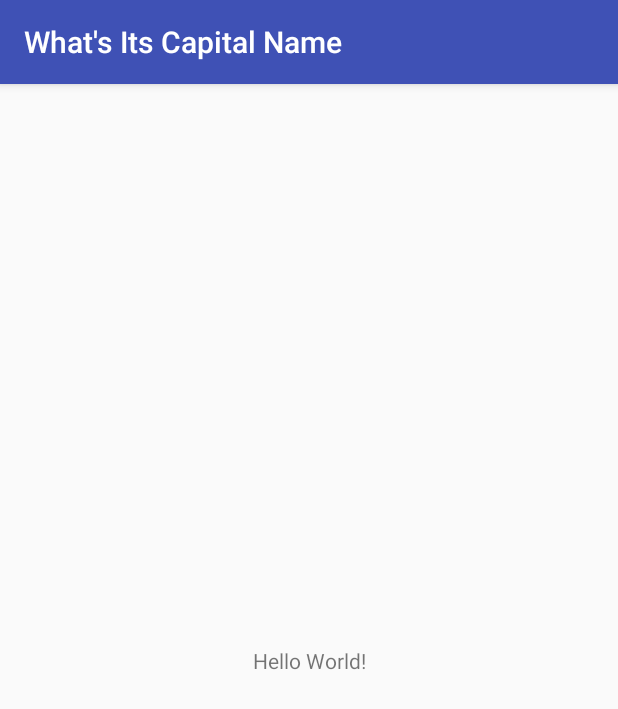
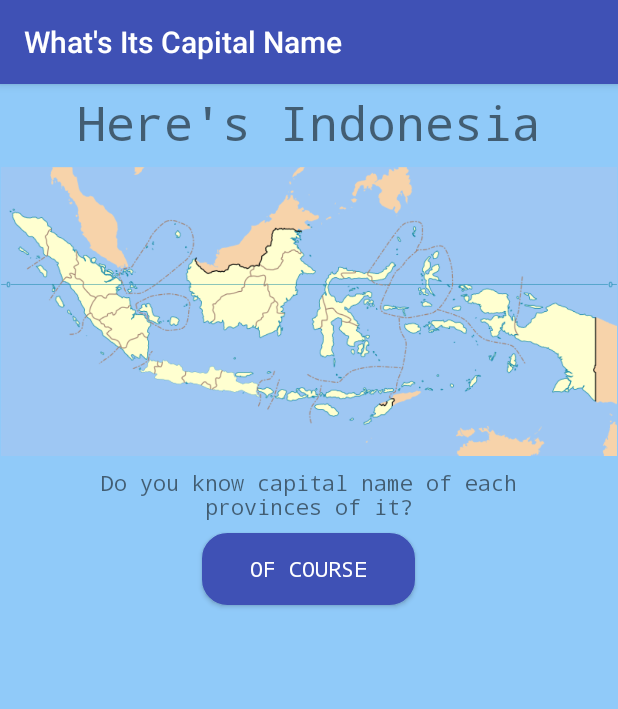
Before and after one commit to faqiharifian/GeographicQuiz, an Android app: the screen it shows after launch (MainActivity), on a phone screen of 412 x 824 dp. Shown: the top 709 px of the screen. Run offline under Robolectric (Android 15) with nearby library versions, the phone set to English and light mode, and no system bars.

Commit message:
create view main activity

```diff
--- a/app/src/main/AndroidManifest.xml
+++ b/app/src/main/AndroidManifest.xml
@@ -9,7 +9,7 @@
         android:roundIcon="@mipmap/ic_launcher_round"
         android:supportsRtl="true"
         android:theme="@style/AppTheme">
-        <activity android:name=".MainActivity">
+        <activity android:name="com.arifian.udacity.whatsitscapitalname.MainActivity">
             <intent-filter>
                 <action android:name="android.intent.action.MAIN" />
 
--- a/app/src/main/java/com/arifian/udacity/whatsitscapitalname/MainActivity.java
+++ b/app/src/main/java/com/arifian/udacity/whatsitscapitalname/MainActivity.java
@@ -5,6 +5,80 @@ import android.os.Bundle;
 
 public class MainActivity extends AppCompatActivity {
 
+    String[] provinces = {
+            "Aceh",
+            "Sumatera Barat",
+            "Sumatera Selatan",
+            "Sumatera Utara",
+            "Riau",
+            "Kepulauan Riau",
+            "Jambi",
+            "Bengkulu",
+            "Kepulauan Bangka Belitung",
+            "Lampung",
+            "Jakarta",
+            "Banten",
+            "Jawa Barat",
+            "Jawa Tengah",
+            "Jawa Timur",
+            "Yogyakarta",
+            "Kalimantan Barat",
+            "Kalimantan Selatan",
+            "Kalimantan Tengah",
+            "Kalimantan Timur",
+            "Kalimantan Utara",
+            "Gorontalo",
+            "Sulawesi Utara",
+            "Sulawesi Barat",
+            "Sulawesi Selatan",
+            "Sulawesi Tengah",
+            "Sulawesi Tenggara",
+            "Kepulauan Nusa Bali",
+            "Kepulauan Nusa Nusa Tenggara Barat",
+            "Kepulauan Nusa Nusa Tenggara Timur",
+            "Kepulauan Maluku",
+            "Kepulauan Maluku Utara",
+            "Papua",
+            "Papua Barat",
+    };
+
+    String[] capitals = {
+            "Banda Aceh",
+            "Padang",
+            "Palembang",
+            "Medan",
+            "Pekanbaru",
+            "Tanjung Pinang",
+            "Jambi",
+            "Bengkulu",
+            "Pangkalpinang",
+            "Bandar Lampung",
+            "Jakarta",
+            "Serang",
+            "Bandung",
+            "Semarang",
+            "Surabaya",
+            "Yogyakarta",
+            "Pontianak",
+            "Banjarmasin",
+            "Palangkaraya",
+            "Samarinda",
+            "Tanjungselor",
+            "Gorontalo",
+            "Manado",
+            "Mamuju",
+            "Makassar",
+            "Palu",
+            "Kendari",
+            "Denpasar",
+            "Mataram",
+            "Kupang",
+            "Ambon",
+            "Sofifi",
+            "Jayapura",
+            "Manokwari",
+    };
+
     @Override
     protected void onCreate(Bundle savedInstanceState) {
         super.onCreate(savedInstanceState);
--- /dev/null
+++ b/app/src/main/res/drawable/bg_button.xml
@@ -0,0 +1,41 @@
+<?xml version="1.0" encoding="utf-8"?>
+<selector xmlns:android="http://schemas.android.com/apk/res/android">
+    <item
+        android:state_pressed="false">
+        <shape android:shape="rectangle" >
+            <solid android:color="@color/colorPrimary">
+
+            </solid>
+            <!-- view border color and width -->
+            <stroke
+                android:width="2dp"
+                android:color="@color/colorPrimary" >
+            </stroke>
+
+            <!-- The radius makes the corners rounded -->
+            <corners
+                android:radius="16dp"   >
+            </corners>
+
+        </shape>
+    </item>
+    <item
+        android:state_pressed="true">
+        <shape android:shape="rectangle" >
+            <solid android:color="@color/colorAccent">
+
+            </solid>
+            <!-- view border color and width -->
+            <stroke
+                android:width="2dp"
+                android:color="@color/colorAccent" >
+            </stroke>
+
+            <!-- The radius makes the corners rounded -->
+            <corners
+                android:radius="16dp"   >
+            </corners>
+
+        </shape>
+    </item>
+</selector>
--- a/app/src/main/res/layout/activity_main.xml
+++ b/app/src/main/res/layout/activity_main.xml
@@ -1,18 +1,47 @@
 <?xml version="1.0" encoding="utf-8"?>
-<android.support.constraint.ConstraintLayout xmlns:android="http://schemas.android.com/apk/res/android"
+<LinearLayout xmlns:android="http://schemas.android.com/apk/res/android"
     xmlns:app="http://schemas.android.com/apk/res-auto"
     xmlns:tools="http://schemas.android.com/tools"
     android:layout_width="match_parent"
     android:layout_height="match_parent"
+    android:background="@color/background"
+    android:orientation="vertical"
     tools:context="com.arifian.udacity.whatsitscapitalname.MainActivity">
 
     <TextView
         android:layout_width="wrap_content"
         android:layout_height="wrap_content"
-        android:text="Hello World!"
-        app:layout_constraintBottom_toBottomOf="parent"
-        app:layout_constraintLeft_toLeftOf="parent"
-        app:layout_constraintRight_toRightOf="parent"
-        app:layout_constraintTop_toTopOf="parent" />
+        android:layout_gravity="center_horizontal"
+        android:layout_marginTop="@dimen/vertical_space"
+        android:layout_marginBottom="@dimen/vertical_space"
+        android:textSize="32sp"
+        android:text="@string/heres_indonesia"
+        />
+    <ImageView
+        android:id="@+id/imageView"
+        android:layout_width="match_parent"
+        android:layout_height="wrap_content"
+        android:layout_marginTop="@dimen/vertical_space"
+        android:layout_marginBottom="@dimen/vertical_space"
+        android:adjustViewBounds="true"
+        android:src="@drawable/indonesia"/>
 
-</android.support.constraint.ConstraintLayout>
+    <TextView
+        android:layout_width="wrap_content"
+        android:layout_height="wrap_content"
+        android:layout_gravity="center_horizontal"
+        android:layout_marginTop="@dimen/vertical_space"
+        android:layout_marginBottom="@dimen/vertical_space"
+        android:gravity="center"
+        android:paddingLeft="50dp"
+        android:paddingRight="50dp"
+        android:text="@string/do_you_know"/>
+
+    <Button
+        android:layout_width="wrap_content"
+        android:layout_height="wrap_content"
+        android:layout_gravity="center_horizontal"
+        android:text="@string/of_course"
+        style="@style/default_button"/>
+
+</LinearLayout>
--- a/app/src/main/res/values/colors.xml
+++ b/app/src/main/res/values/colors.xml
@@ -1,5 +1,6 @@
 <?xml version="1.0" encoding="utf-8"?>
 <resources>
+    <color name="background">#90caf9</color>
     <color name="colorPrimary">#3F51B5</color>
     <color name="colorPrimaryDark">#303F9F</color>
     <color name="colorAccent">#FF4081</color>
--- /dev/null
+++ b/app/src/main/res/values/dimens.xml
@@ -0,0 +1,7 @@
+<?xml version="1.0" encoding="utf-8"?>
+<resources>
+    <!-- Default screen margins, per the Android Design guidelines. -->
+    <dimen name="activity_horizontal_margin">16dp</dimen>
+    <dimen name="activity_vertical_margin">16dp</dimen>
+    <dimen name="vertical_space">4dp</dimen>
+</resources>
--- a/app/src/main/res/values/strings.xml
+++ b/app/src/main/res/values/strings.xml
@@ -1,3 +1,6 @@
 <resources>
     <string name="app_name">What\'s Its Capital Name</string>
+    <string name="heres_indonesia">Here\'s Indonesia</string>
+    <string name="do_you_know">Do you know capital name of each provinces of it?</string>
+    <string name="of_course">OF COURSE</string>
 </resources>
--- a/app/src/main/res/values/styles.xml
+++ b/app/src/main/res/values/styles.xml
@@ -6,6 +6,16 @@
         <item name="colorPrimary">@color/colorPrimary</item>
         <item name="colorPrimaryDark">@color/colorPrimaryDark</item>
         <item name="colorAccent">@color/colorAccent</item>
+        <item name="android:typeface">monospace</item>
     </style>
 
+    <style name="default_button">
+        <item name="android:background">@drawable/bg_button</item>
+        <item name="android:textColor">@android:color/white</item>
+        <item name="android:paddingLeft">32dp</item>
+        <item name="android:paddingRight">32dp</item>
+        <item name="android:layout_marginTop">@dimen/vertical_space</item>
+        <item name="android:layout_marginBottom">@dimen/vertical_space</item>
+        <item name="android:textAppearance">?android:attr/textAppearanceButton</item>
+    </style>
 </resources>
```
Also changed, not shown: app/src/main/res/drawable/indonesia.png (added).
